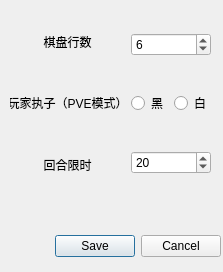
Qt form settings_dialog.ui (programming-team-X-C-X/Surakarta-private) before a commit.
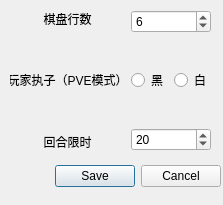
The same form after that commit.

Diff of the .ui file:
```diff
--- a/settings_dialog.ui
+++ b/settings_dialog.ui
@@ -7,7 +7,7 @@
     <x>0</x>
     <y>0</y>
     <width>223</width>
-    <height>272</height>
+    <height>205</height>
    </rect>
   </property>
   <property name="windowTitle">
@@ -17,7 +17,7 @@
    <property name="geometry">
     <rect>
      <x>0</x>
-     <y>230</y>
+     <y>160</y>
      <width>221</width>
      <height>32</height>
     </rect>
@@ -32,11 +32,11 @@
     <bool>false</bool>
    </property>
   </widget>
-  <widget class="QWidget" name="">
+  <widget class="QWidget" name="layoutWidget">
    <property name="geometry">
     <rect>
      <x>10</x>
-     <y>33</y>
+     <y>10</y>
      <width>201</width>
      <height>141</height>
     </rect>
```
